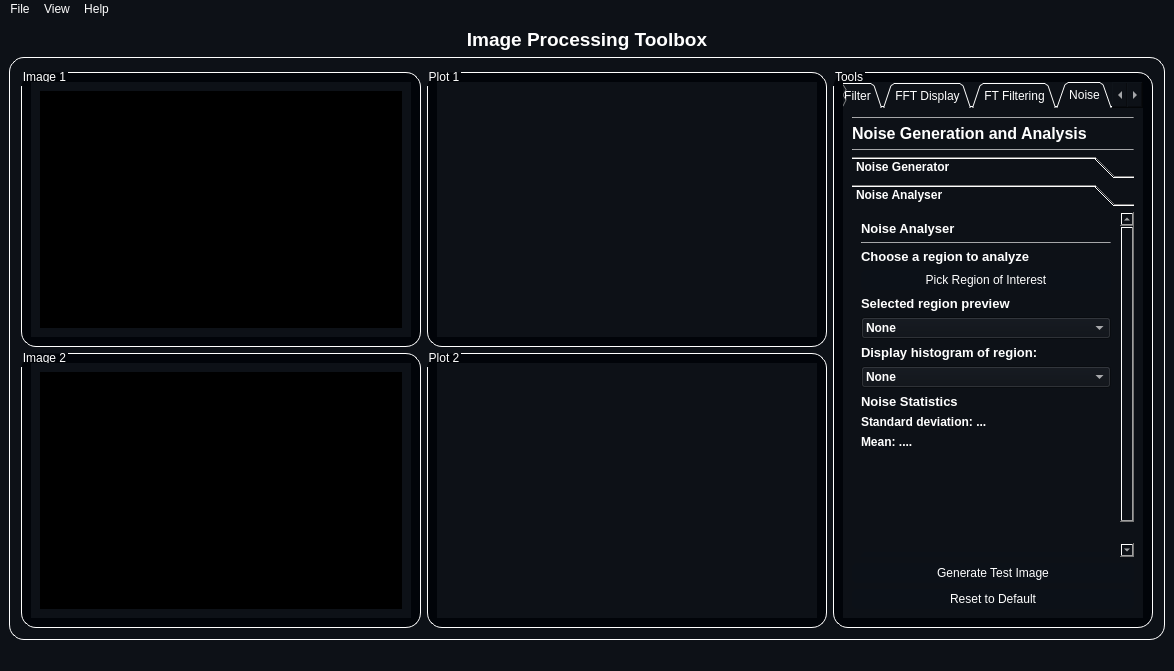
Before: the Qt Designer form resources/MainWindow.ui in mo-gaafar/image-processing-toolbox, drawn with Qt 5.
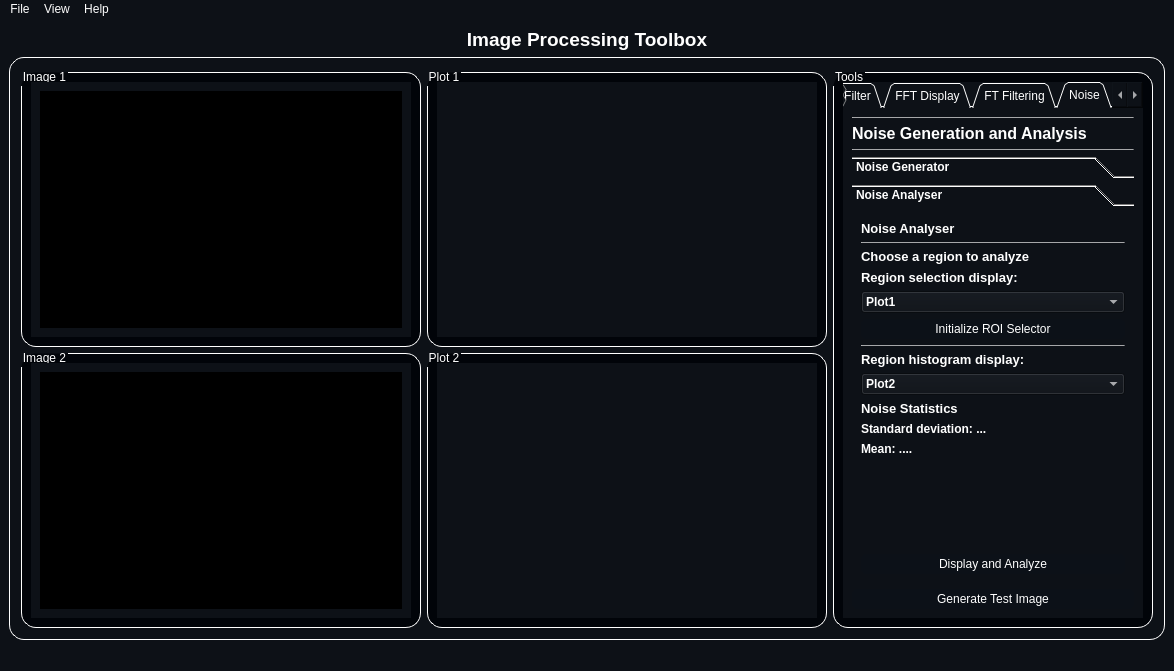
After: the same form once the commit is applied. The open tabs and pages were chosen to show the change. Icons and pictures are not drawn.

Commit message: finish analysis and noise gen

The edit to the form file:
```diff
--- a/resources/MainWindow.ui
+++ b/resources/MainWindow.ui
@@ -1468,8 +1468,8 @@
                   <rect>
                    <x>0</x>
                    <y>0</y>
-                   <width>282</width>
-                   <height>237</height>
+                   <width>150</width>
+                   <height>122</height>
                   </rect>
                  </property>
                  <attribute name="label">
@@ -2372,8 +2372,8 @@
                   <rect>
                    <x>0</x>
                    <y>0</y>
-                   <width>282</width>
-                   <height>319</height>
+                   <width>208</width>
+                   <height>292</height>
                   </rect>
                  </property>
                  <attribute name="label">
@@ -2769,13 +2769,6 @@
               <string>Noise</string>
              </attribute>
              <layout class="QGridLayout" name="gridLayout_23">
-              <item row="1" column="0">
-               <widget class="QLabel" name="label_53">
-                <property name="text">
-                 <string>&lt;html&gt;&lt;head/&gt;&lt;body&gt;&lt;p&gt;&lt;span style=&quot; font-size:12pt; font-weight:600;&quot;&gt;Noise Generation and Analysis&lt;/span&gt;&lt;/p&gt;&lt;/body&gt;&lt;/html&gt;</string>
-                </property>
-               </widget>
-              </item>
               <item row="6" column="0">
                <widget class="QPushButton" name="gen_test_image_2">
                 <property name="minimumSize">
@@ -2806,33 +2799,10 @@
                 </property>
                </widget>
               </item>
-              <item row="7" column="0">
-               <widget class="QPushButton" name="reset_operations_ftfilt_2">
-                <property name="minimumSize">
-                 <size>
-                  <width>0</width>
-                  <height>20</height>
-                 </size>
-                </property>
-                <property name="styleSheet">
-                 <string notr="true">QPushButton {
-    border-radius: 5px;
-    border-style: outset;
-    background: rgb(12, 17, 24);
-	padding: 3;
-    }
-
-QPushButton:hover {
-    background: rgb(63, 95, 127)
-    }
-
-QPushButton:pressed {
-    border-style: inset;
-    background:rgb(20, 20, 20)
-    }</string>
-                </property>
+              <item row="1" column="0">
+               <widget class="QLabel" name="label_53">
                 <property name="text">
-                 <string>Reset to Default</string>
+                 <string>&lt;html&gt;&lt;head/&gt;&lt;body&gt;&lt;p&gt;&lt;span style=&quot; font-size:12pt; font-weight:600;&quot;&gt;Noise Generation and Analysis&lt;/span&gt;&lt;/p&gt;&lt;/body&gt;&lt;/html&gt;</string>
                 </property>
                </widget>
               </item>
@@ -2878,7 +2848,7 @@
                  </font>
                 </property>
                 <property name="currentIndex">
-                 <number>1</number>
+                 <number>0</number>
                 </property>
                 <widget class="QWidget" name="page_10">
                  <property name="geometry">
@@ -2886,7 +2856,7 @@
                    <x>0</x>
                    <y>0</y>
                    <width>282</width>
-                   <height>365</height>
+                   <height>391</height>
                   </rect>
                  </property>
                  <attribute name="label">
@@ -2894,7 +2864,7 @@
                  </attribute>
                  <layout class="QGridLayout" name="gridLayout_25">
                   <item row="5" column="0" colspan="2">
-                   <widget class="QPushButton" name="boxblur_ft_apply_2">
+                   <widget class="QPushButton" name="noise_apply">
                     <property name="minimumSize">
                      <size>
                       <width>100</width>
@@ -2978,7 +2948,7 @@
                    </widget>
                   </item>
                   <item row="2" column="0" colspan="2">
-                   <widget class="QToolBox" name="toolBox">
+                   <widget class="QToolBox" name="noise_gen_toolbox">
                     <property name="currentIndex">
                      <number>1</number>
                     </property>
@@ -3008,16 +2978,16 @@
                          <number>2</number>
                         </property>
                         <property name="minimum">
-                         <double>1.000000000000000</double>
+                         <double>0.000000000000000</double>
                         </property>
                         <property name="maximum">
-                         <double>101.000000000000000</double>
+                         <double>10000.000000000000000</double>
                         </property>
                         <property name="singleStep">
                          <double>2.000000000000000</double>
                         </property>
                         <property name="value">
-                         <double>1.000000000000000</double>
+                         <double>0.000000000000000</double>
                         </property>
                        </widget>
                       </item>
@@ -3034,10 +3004,10 @@
                          <number>2</number>
                         </property>
                         <property name="minimum">
-                         <double>1.000000000000000</double>
+                         <double>0.000000000000000</double>
                         </property>
                         <property name="maximum">
-                         <double>101.000000000000000</double>
+                         <double>10000.000000000000000</double>
                         </property>
                         <property name="singleStep">
                          <double>2.000000000000000</double>
@@ -3071,7 +3041,7 @@
                        <x>0</x>
                        <y>0</y>
                        <width>264</width>
-                       <height>166</height>
+                       <height>192</height>
                       </rect>
                      </property>
                      <attribute name="label">
@@ -3091,16 +3061,16 @@
                          <number>2</number>
                         </property>
                         <property name="minimum">
-                         <double>1.000000000000000</double>
+                         <double>-1000.000000000000000</double>
                         </property>
                         <property name="maximum">
-                         <double>101.000000000000000</double>
+                         <double>1000.000000000000000</double>
                         </property>
                         <property name="singleStep">
                          <double>2.000000000000000</double>
                         </property>
                         <property name="value">
-                         <double>1.000000000000000</double>
+                         <double>0.000000000000000</double>
                         </property>
                        </widget>
                       </item>
@@ -3149,6 +3119,14 @@
                      </layout>
                     </widget>
                     <widget class="QWidget" name="page_14">
+                     <property name="geometry">
+                      <rect>
+                       <x>0</x>
+                       <y>0</y>
+                       <width>264</width>
+                       <height>166</height>
+                      </rect>
+                     </property>
                      <attribute name="label">
                       <string>Salt and Pepper</string>
                      </attribute>
@@ -3286,66 +3264,22 @@
                   <rect>
                    <x>0</x>
                    <y>0</y>
-                   <width>265</width>
-                   <height>368</height>
+                   <width>282</width>
+                   <height>365</height>
                   </rect>
                  </property>
                  <attribute name="label">
                   <string>Noise Analyser</string>
                  </attribute>
                  <layout class="QGridLayout" name="gridLayout_24">
-                  <item row="2" column="0" colspan="2">
-                   <widget class="QLabel" name="label_51">
-                    <property name="text">
-                     <string>&lt;html&gt;&lt;head/&gt;&lt;body&gt;&lt;p&gt;&lt;span style=&quot; font-size:10pt; font-weight:600;&quot;&gt;Choose a region to analyze&lt;/span&gt;&lt;/p&gt;&lt;/body&gt;&lt;/html&gt;</string>
-                    </property>
-                   </widget>
-                  </item>
-                  <item row="3" column="0" colspan="2">
-                   <widget class="QPushButton" name="bandstop_ft_apply_2">
-                    <property name="minimumSize">
-                     <size>
-                      <width>100</width>
-                      <height>0</height>
-                     </size>
-                    </property>
-                    <property name="styleSheet">
-                     <string notr="true">QPushButton {
-    border-radius: 5px;
-    border-style: outset;
-    background: rgb(12, 17, 24);
-	padding: 3;
-    }
-
-QPushButton:hover {
-    background: rgb(63, 95, 127)
-    }
-
-QPushButton:pressed {
-    border-style: inset;
-    background:rgb(20, 20, 20)
-    }</string>
-                    </property>
-                    <property name="text">
-                     <string>Pick Region of Interest</string>
-                    </property>
-                   </widget>
-                  </item>
-                  <item row="4" column="0" colspan="2">
-                   <widget class="QLabel" name="label_57">
-                    <property name="text">
-                     <string>&lt;html&gt;&lt;head/&gt;&lt;body&gt;&lt;p&gt;&lt;span style=&quot; font-size:10pt; font-weight:600;&quot;&gt;Selected region preview&lt;/span&gt;&lt;/p&gt;&lt;/body&gt;&lt;/html&gt;</string>
-                    </property>
-                   </widget>
-                  </item>
-                  <item row="0" column="0" colspan="2">
+                  <item row="0" column="0">
                    <widget class="QLabel" name="label_49">
                     <property name="text">
                      <string>&lt;html&gt;&lt;head/&gt;&lt;body&gt;&lt;p&gt;&lt;span style=&quot; font-size:10pt; font-weight:600;&quot;&gt;Noise Analyser&lt;/span&gt;&lt;/p&gt;&lt;/body&gt;&lt;/html&gt;</string>
                     </property>
                    </widget>
                   </item>
-                  <item row="1" column="0" colspan="2">
+                  <item row="1" column="0">
                    <widget class="Line" name="line_28">
                     <property name="maximumSize">
                      <size>
@@ -3361,23 +3295,30 @@
                     </property>
                    </widget>
                   </item>
-                  <item row="5" column="0" colspan="2">
-                   <widget class="QComboBox" name="ftfilter_output_combobox_4">
+                  <item row="2" column="0">
+                   <widget class="QLabel" name="label_51">
+                    <property name="text">
+                     <string>&lt;html&gt;&lt;head/&gt;&lt;body&gt;&lt;p&gt;&lt;span style=&quot; font-size:10pt; font-weight:600;&quot;&gt;Choose a region to analyze&lt;/span&gt;&lt;/p&gt;&lt;/body&gt;&lt;/html&gt;</string>
+                    </property>
+                   </widget>
+                  </item>
+                  <item row="3" column="0">
+                   <widget class="QLabel" name="label_57">
+                    <property name="text">
+                     <string>&lt;html&gt;&lt;head/&gt;&lt;body&gt;&lt;p&gt;&lt;span style=&quot; font-size:10pt; font-weight:600;&quot;&gt;Region selection display:&lt;/span&gt;&lt;/p&gt;&lt;/body&gt;&lt;/html&gt;</string>
+                    </property>
+                   </widget>
+                  </item>
+                  <item row="4" column="0">
+                   <widget class="QComboBox" name="roi_select_output_combobox">
+                    <property name="currentIndex">
+                     <number>1</number>
+                    </property>
                     <item>
                      <property name="text">
                       <string>None</string>
                      </property>
                     </item>
-                    <item>
-                     <property name="text">
-                      <string>Image1</string>
-                     </property>
-                    </item>
-                    <item>
-                     <property name="text">
-                      <string>Image2</string>
-                     </property>
-                    </item>
                     <item>
                      <property name="text">
                       <string>Plot1</string>
@@ -3390,30 +3331,69 @@
                     </item>
                    </widget>
                   </item>
-                  <item row="6" column="0" colspan="2">
+                  <item row="5" column="0">
+                   <widget class="QPushButton" name="select_roi">
+                    <property name="minimumSize">
+                     <size>
+                      <width>100</width>
+                      <height>0</height>
+                     </size>
+                    </property>
+                    <property name="styleSheet">
+                     <string notr="true">QPushButton {
+    border-radius: 5px;
+    border-style: outset;
+    background: rgb(12, 17, 24);
+	padding: 3;
+    }
+
+QPushButton:hover {
+    background: rgb(63, 95, 127)
+    }
+
+QPushButton:pressed {
+    border-style: inset;
+    background:rgb(20, 20, 20)
+    }</string>
+                    </property>
+                    <property name="text">
+                     <string>Initialize ROI Selector</string>
+                    </property>
+                   </widget>
+                  </item>
+                  <item row="6" column="0">
+                   <widget class="Line" name="line_31">
+                    <property name="maximumSize">
+                     <size>
+                      <width>16777215</width>
+                      <height>1</height>
+                     </size>
+                    </property>
+                    <property name="styleSheet">
+                     <string notr="true">background-color: rgba(255, 255, 255,100);</string>
+                    </property>
+                    <property name="orientation">
+                     <enum>Qt::Horizontal</enum>
+                    </property>
+                   </widget>
+                  </item>
+                  <item row="7" column="0">
                    <widget class="QLabel" name="label_52">
                     <property name="text">
-                     <string>&lt;html&gt;&lt;head/&gt;&lt;body&gt;&lt;p&gt;&lt;span style=&quot; font-size:10pt; font-weight:600;&quot;&gt;Display histogram of region: &lt;/span&gt;&lt;/p&gt;&lt;/body&gt;&lt;/html&gt;</string>
+                     <string>&lt;html&gt;&lt;head/&gt;&lt;body&gt;&lt;p&gt;&lt;span style=&quot; font-size:10pt; font-weight:600;&quot;&gt;Region histogram display:&lt;/span&gt;&lt;/p&gt;&lt;/body&gt;&lt;/html&gt;</string>
                     </property>
                    </widget>
                   </item>
-                  <item row="7" column="0" colspan="2">
-                   <widget class="QComboBox" name="ftfilter_output_combobox_3">
+                  <item row="8" column="0">
+                   <widget class="QComboBox" name="roi_analysis_output_combobox">
+                    <property name="currentIndex">
+                     <number>2</number>
+                    </property>
                     <item>
                      <property name="text">
                       <string>None</string>
                      </property>
                     </item>
-                    <item>
-                     <property name="text">
-                      <string>Image1</string>
-                     </property>
-                    </item>
-                    <item>
-                     <property name="text">
-                      <string>Image2</string>
-                     </property>
-                    </item>
                     <item>
                      <property name="text">
                       <string>Plot1</string>
@@ -3426,58 +3406,28 @@
                     </item>
                    </widget>
                   </item>
-                  <item row="8" column="0" colspan="2">
+                  <item row="9" column="0">
                    <widget class="QLabel" name="label_47">
                     <property name="text">
                      <string>&lt;html&gt;&lt;head/&gt;&lt;body&gt;&lt;p&gt;&lt;span style=&quot; font-size:10pt; font-weight:600;&quot;&gt;Noise Statistics&lt;/span&gt;&lt;/p&gt;&lt;/body&gt;&lt;/html&gt;</string>
                     </property>
                    </widget>
                   </item>
-                  <item row="9" column="0" colspan="2">
-                   <widget class="QLabel" name="resize_original_dim_textbox_2">
-                    <property name="text">
-                     <string>&lt;html&gt;&lt;head/&gt;&lt;body&gt;&lt;p&gt;Standard deviation: ...&lt;/p&gt;&lt;/body&gt;&lt;/html&gt;</string>
-                    </property>
-                   </widget>
-                  </item>
                   <item row="10" column="0">
-                   <widget class="QLabel" name="resize_original_dim_textbox_3">
+                   <widget class="QLabel" name="noise_std_textbox">
                     <property name="text">
-                     <string>&lt;html&gt;&lt;head/&gt;&lt;body&gt;&lt;p&gt;Mean: ....&lt;/p&gt;&lt;/body&gt;&lt;/html&gt;</string>
-                    </property>
-                   </widget>
-                  </item>
-                  <item row="12" column="0" colspan="2">
-                   <widget class="QPushButton" name="bandstop_ft_apply_3">
-                    <property name="minimumSize">
-                     <size>
-                      <width>100</width>
-                      <height>0</height>
-                     </size>
-                    </property>
-                    <property name="styleSheet">
-                     <string notr="true">QPushButton {
-    border-radius: 5px;
-    border-style: outset;
-    background: rgb(12, 17, 24);
-	padding: 3;
-    }
-
-QPushButton:hover {
-    background: rgb(63, 95, 127)
-    }
-
-QPushButton:pressed {
-    border-style: inset;
-    background:rgb(20, 20, 20)
-    }</string>
-                    </property>
-                    <property name="text">
-                     <string>Display and Analyze</string>
+                     <string>&lt;html&gt;&lt;head/&gt;&lt;body&gt;&lt;p&gt;Standard deviation: ...&lt;/p&gt;&lt;/body&gt;&lt;/html&gt;</string>
                     </property>
                    </widget>
                   </item>
                   <item row="11" column="0">
+                   <widget class="QLabel" name="noise_mean_textbox">
+                    <property name="text">
+                     <string>&lt;html&gt;&lt;head/&gt;&lt;body&gt;&lt;p&gt;Mean: ....&lt;/p&gt;&lt;/body&gt;&lt;/html&gt;</string>
+                    </property>
+                   </widget>
+                  </item>
+                  <item row="12" column="0">
                    <spacer name="verticalSpacer_15">
                     <property name="orientation">
                      <enum>Qt::Vertical</enum>
@@ -3488,11 +3438,41 @@
                     <property name="sizeHint" stdset="0">
                      <size>
                       <width>20</width>
-                      <height>97</height>
+                      <height>70</height>
                      </size>
                     </property>
                    </spacer>
                   </item>
+                  <item row="13" column="0">
+                   <widget class="QPushButton" name="analyze_roi">
+                    <property name="minimumSize">
+                     <size>
+                      <width>100</width>
+                      <height>0</height>
+                     </size>
+                    </property>
+                    <property name="styleSheet">
+                     <string notr="true">QPushButton {
+    border-radius: 5px;
+    border-style: outset;
+    background: rgb(12, 17, 24);
+	padding: 3;
+    }
+
+QPushButton:hover {
+    background: rgb(63, 95, 127)
+    }
+
+QPushButton:pressed {
+    border-style: inset;
+    background:rgb(20, 20, 20)
+    }</string>
+                    </property>
+                    <property name="text">
+                     <string>Display and Analyze</string>
+                    </property>
+                   </widget>
+                  </item>
                  </layout>
                 </widget>
                </widget>
```
The commit also changes 7 other files.
